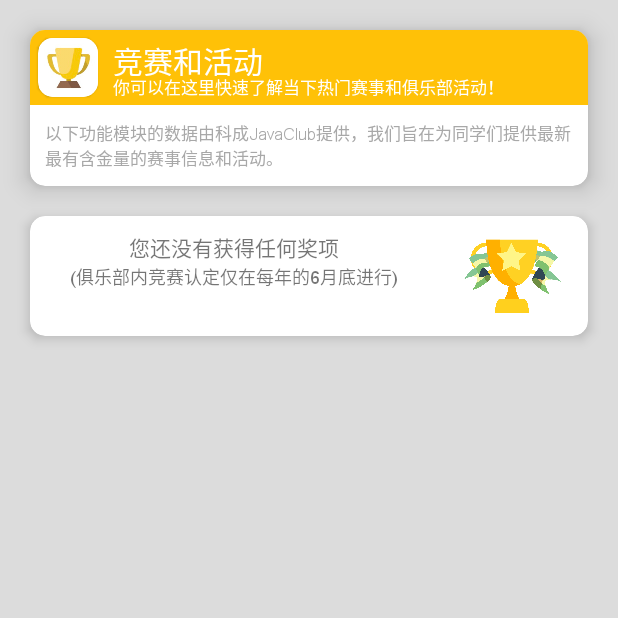
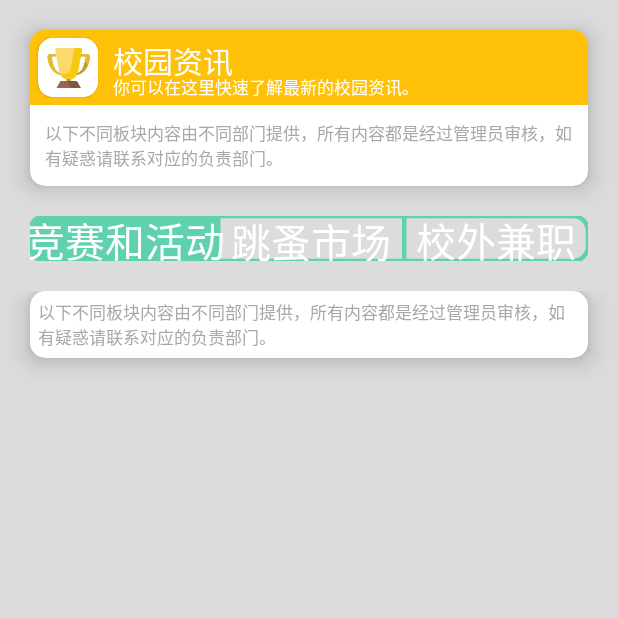
Before and after one commit to CDUESTC-JavaClub/JavaClub-Android, an Android app: the fragment ContestFragment shown on its own in the app's theme, on a phone screen of 412 x 824 dp, the top half of it. Run offline under Robolectric (Android 15) with nearby library versions, the phone set to English and light mode, and no system bars; libraries missing offline, so code that uses them is left out: com.alibaba.fastjson; 2 statements that could not run were skipped.

Commit message:
完成竞赛页面的调整，现在作为资讯模块，将容纳更多的内容

```diff
--- /dev/null
+++ b/app/src/main/java/club/cduestc/ui/SegmentedControl.kt
@@ -0,0 +1,85 @@
+package club.cduestc.ui
+
+import android.annotation.SuppressLint
+import android.content.Context
+import android.graphics.Canvas
+import android.graphics.Color
+import android.graphics.Paint
+import android.graphics.Rect
+import android.util.AttributeSet
+import android.view.MotionEvent
+import android.view.View
+import club.cduestc.R
+import club.cduestc.util.AnimUtil
+
+@SuppressLint("ClickableViewAccessibility")
+class SegmentedControl(context: Context, attrs: AttributeSet) : View(context, attrs) {
+
+    private var radius : Float
+    private var border : Float
+    private var fontSize : Float
+    private val paint = Paint()
+    private val tabList = LinkedHashMap<String, View>()
+    private var selectIndex = 0
+
+    init {
+        val typedArray = context.obtainStyledAttributes(attrs, R.styleable.SegmentedControl)
+        radius = typedArray.getDimension(R.styleable.SegmentedControl_radius, 0f)
+        border = typedArray.getDimension(R.styleable.SegmentedControl_border, 0f)
+        fontSize = typedArray.getDimension(R.styleable.SegmentedControl_textSize, 0f)
+        typedArray.recycle()
+
+        this.setOnTouchListener { _, event ->
+            if (event.actionMasked == MotionEvent.ACTION_DOWN) {
+                val tabWidth : Float = measuredWidth.toFloat() / tabList.size
+                val keys = tabList.keys.toTypedArray()
+                val index = (event.x / tabWidth).toInt()
+                AnimUtil.hide(tabList[keys[selectIndex]]!!, 150)
+                select(index)
+                AnimUtil.show(tabList[keys[index]]!!, 0f , 1f, 150)
+            }
+            return@setOnTouchListener false;
+        }
+    }
+
+    @SuppressLint("DrawAllocation")
+    override fun onDraw(canvas: Canvas) {
+        super.onDraw(canvas)
+        paint.color = Color.parseColor("#60D1AE")
+        paint.strokeWidth = border
+        paint.style = Paint.Style.STROKE
+        canvas.drawRoundRect(0f, 0f, measuredWidth.toFloat(), measuredHeight.toFloat(), radius, radius, paint)
+
+        val tabWidth : Float = measuredWidth.toFloat() / tabList.size
+        paint.style = Paint.Style.FILL
+        paint.strokeWidth = border / 4
+        for (i in 1 until tabList.size) {
+            canvas.drawRect(i * tabWidth, 0f, i * tabWidth + border, measuredHeight.toFloat(), paint)
+        }
+        canvas.drawRoundRect(selectIndex * tabWidth, 0f, (selectIndex + 1) * tabWidth, measuredHeight.toFloat(), radius, radius, paint)
+        if(selectIndex + 1 < tabList.size){
+            canvas.drawRect((selectIndex + 1) * tabWidth - radius, 0f, (selectIndex + 1) * tabWidth, measuredHeight.toFloat(), paint)
+        }
+        if(selectIndex + 1 <= tabList.size && selectIndex != 0){
+            canvas.drawRect(selectIndex* tabWidth, 0f, selectIndex * tabWidth + radius, measuredHeight.toFloat(), paint)
+        }
+
+        for (i in 0 until tabList.size){
+            paint.color = Color.parseColor("#FFFFFF")
+            paint.textSize = 40f
+            val name : String = tabList.keys.toTypedArray()[i]
+            val rect = Rect()
+            paint.getTextBounds(name, 0, name.length, rect)
+            canvas.drawText(name, i * tabWidth + tabWidth/2 - rect.width()/2, (measuredHeight/2 + rect.height()/2).toFloat(), paint)
+        }
+    }
+
+    fun addTab(name : String, view: View){
+        tabList[name] = view
+    }
+
+    private fun select(index : Int){
+        this.selectIndex = index
+        this.invalidate()
+    }
+}
--- a/app/src/main/java/club/cduestc/ui/contest/ContestFragment.kt
+++ b/app/src/main/java/club/cduestc/ui/contest/ContestFragment.kt
@@ -7,6 +7,7 @@ import android.view.View
 import android.view.ViewGroup
 import androidx.fragment.app.Fragment
 import androidx.lifecycle.ViewModelProvider
+import club.cduestc.R
 import club.cduestc.databinding.FragmentContestBinding
 import club.cduestc.ui.contest.item.ContestLine
 import club.cduestc.util.AnimUtil
@@ -23,6 +24,10 @@ class ContestFragment : Fragment() {
     override fun onCreateView(inflater: LayoutInflater, container: ViewGroup?, savedInstanceState: Bundle?): View {
         contestViewModel = ViewModelProvider(this).get(ContestViewModel::class.java)
         _binding = FragmentContestBinding.inflate(inflater, container, false)
+
+        binding.segmented.addTab("竞赛和活动", binding.panelContest)
+        binding.segmented.addTab("跳蚤市场", View(context))
+        binding.segmented.addTab("校外兼职", View(context))
 
         init()
 
@@ -42,7 +47,7 @@ class ContestFragment : Fragment() {
                 }
 
                 AnimUtil.hide(binding.contestLoad)
-                binding.contestMenu.visibility = View.VISIBLE
+                AnimUtil.show( binding.contestMenu, 0f, 1f, 150)
             }
         }
     }
--- a/app/src/main/java/club/cduestc/util/AnimUtil.kt
+++ b/app/src/main/java/club/cduestc/util/AnimUtil.kt
@@ -4,9 +4,15 @@ import android.view.View
 import android.view.animation.Animation
 import android.view.animation.LinearInterpolator
 import android.view.animation.Transformation
+import java.time.Duration
 
 object AnimUtil {
+
     fun hide(v : View){
+        hide(v, 300)
+    }
+
+    fun hide(v : View, duration: Long){
         val alphaOrg = v.alpha
         var anim = object : Animation(){
             override fun applyTransformation(interpolatedTime: Float, t: Transformation?) {
@@ -16,7 +22,7 @@ object AnimUtil {
                 }
             }
         }
-        anim.duration = 300
+        anim.duration = duration
         anim.interpolator = LinearInterpolator()
         v.startAnimation(anim)
     }
@@ -26,6 +32,10 @@ object AnimUtil {
     }
 
     fun show(v : View, start : Float, end : Float){
+        show(v, start, end, 300)
+    }
+
+    fun show(v : View, start : Float, end : Float, duration: Long){
         v.alpha = 0f
         v.visibility = View.VISIBLE
         var anim = object : Animation(){
@@ -33,7 +43,7 @@ object AnimUtil {
                 v.alpha = end * (start + interpolatedTime * (1 - start))
             }
         }
-        anim.duration = 300
+        anim.duration = duration
         anim.interpolator = LinearInterpolator()
         v.startAnimation(anim)
     }
--- a/app/src/main/res/layout/contest_line.xml
+++ b/app/src/main/res/layout/contest_line.xml
@@ -11,8 +11,8 @@
         android:layout_height="match_parent">
 
         <androidx.cardview.widget.CardView
-            android:layout_width="20dp"
-            android:layout_height="20dp"
+            android:layout_width="15dp"
+            android:layout_height="15dp"
             app:cardCornerRadius="10dp"
             app:cardElevation="5dp"
             android:layout_marginTop="30dp"
--- a/app/src/main/res/layout/fragment_bai.xml
+++ b/app/src/main/res/layout/fragment_bai.xml
@@ -124,7 +124,7 @@
                 <RelativeLayout
                     android:layout_width="match_parent"
                     android:layout_height="50dp"
-                    android:background="@color/blue">
+                    android:background="@color/green">
                     <com.google.android.material.card.MaterialCardView
                         android:layout_width="40dp"
                         android:layout_height="40dp"
--- a/app/src/main/res/layout/fragment_contest.xml
+++ b/app/src/main/res/layout/fragment_contest.xml
@@ -9,7 +9,7 @@
 
     <androidx.constraintlayout.widget.ConstraintLayout
         android:id="@+id/contest_menu"
-        android:visibility="gone"
+        android:visibility="visible"
         android:layout_width="match_parent"
         android:layout_height="match_parent">
         <androidx.cardview.widget.CardView
@@ -72,58 +72,47 @@
             </LinearLayout>
         </androidx.cardview.widget.CardView>
 
+        <club.cduestc.ui.SegmentedControl
+            android:id="@+id/segmented"
+            android:layout_width="match_parent"
+            android:layout_height="30dp"
+            android:layout_marginTop="20dp"
+            android:layout_marginHorizontal="20dp"
+            app:radius="10dp"
+            app:border="3dp"
+            app:textSize="20sp"
+            app:layout_constraintEnd_toEndOf="parent"
+            app:layout_constraintStart_toStartOf="parent"
+            app:layout_constraintTop_toBottomOf="@+id/title"/>
+
+        <androidx.constraintlayout.widget.ConstraintLayout
+            android:id="@+id/panel_contest"
+            android:visibility="visible"
+            android:layout_width="match_parent"
+            android:layout_height="0dp"
+            android:layout_marginTop="20dp"
+            app:layout_constraintBottom_toBottomOf="parent"
+            app:layout_constraintEnd_toEndOf="parent"
+            app:layout_constraintStart_toStartOf="parent"
+            app:layout_constraintTop_toBottomOf="@+id/segmented">
+
             <androidx.cardview.widget.CardView
                 android:id="@+id/cardView8"
                 android:layout_width="match_parent"
-            android:layout_height="80dp"
+                android:layout_height="wrap_content"
+                app:cardCornerRadius="10dp"
+                app:cardElevation="10dp"
                 android:layout_marginHorizontal="20dp"
-            android:layout_marginTop="20dp"
-            app:cardCornerRadius="10dp"
-            app:cardElevation="5dp"
                 app:layout_constraintEnd_toEndOf="parent"
                 app:layout_constraintStart_toStartOf="parent"
-            app:layout_constraintTop_toBottomOf="@+id/title">
-
-            <androidx.constraintlayout.widget.ConstraintLayout
-                android:layout_width="match_parent"
-                android:layout_height="match_parent">
-
-                <LinearLayout
-                    android:id="@+id/linearLayout9"
-                    android:layout_width="0dp"
-                    android:layout_height="match_parent"
-                    android:layout_marginVertical="10dp"
-                    android:orientation="vertical"
-                    app:layout_constraintBottom_toBottomOf="parent"
-                    app:layout_constraintEnd_toStartOf="@+id/imageView3"
-                    app:layout_constraintStart_toStartOf="parent"
                 app:layout_constraintTop_toTopOf="parent">
-
                 <TextView
                     android:layout_width="wrap_content"
                     android:layout_height="wrap_content"
-                        android:layout_gravity="center"
-                        android:text="@string/contest_no_prize" />
-
-                    <TextView
-                        android:layout_gravity="center"
-                        android:gravity="center"
-                        android:layout_width="wrap_content"
-                        android:layout_height="wrap_content"
-                        android:text="@string/contest_no_prize_desc"
-                        android:textSize="12sp" />
-                </LinearLayout>
-
-
-                <ImageView
-                    android:id="@+id/imageView3"
-                    android:layout_width="100dp"
-                    android:layout_height="100dp"
-                    android:src="@drawable/contest_all"
-                    app:layout_constraintBottom_toBottomOf="parent"
-                    app:layout_constraintEnd_toEndOf="parent"
-                    app:layout_constraintTop_toTopOf="parent" />
-            </androidx.constraintlayout.widget.ConstraintLayout>
+                    android:layout_margin="5dp"
+                    android:textSize="11sp"
+                    android:text="@string/model_contest_note"
+                    android:textColor="@color/dark_gray"/>
             </androidx.cardview.widget.CardView>
 
             <ScrollView
@@ -143,6 +132,7 @@
 
                 </LinearLayout>
             </ScrollView>
+        </androidx.constraintlayout.widget.ConstraintLayout>
     </androidx.constraintlayout.widget.ConstraintLayout>
 
     <LinearLayout
--- a/app/src/main/res/layout/fragment_kc.xml
+++ b/app/src/main/res/layout/fragment_kc.xml
@@ -163,7 +163,7 @@
                 android:layout_width="match_parent"
                 android:layout_height="match_parent">
                 <RelativeLayout
-                    android:background="@color/green"
+                    android:background="@color/blue"
                     android:layout_width="match_parent"
                     android:layout_height="50dp">
                     <com.google.android.material.card.MaterialCardView
--- a/app/src/main/res/values/attrs.xml
+++ b/app/src/main/res/values/attrs.xml
@@ -19,4 +19,9 @@
         <attr name="collapseHeight" format="dimension" />
         <attr name="expandHeight" format="dimension" />
     </declare-styleable>
+    <declare-styleable name="SegmentedControl">
+        <attr name="radius" format="dimension" />
+        <attr name="border" format="dimension"/>
+        <attr name="textSize" format="dimension"/>
+    </declare-styleable>
 </resources>
--- a/app/src/main/res/values/strings.xml
+++ b/app/src/main/res/values/strings.xml
@@ -2,17 +2,18 @@
     <string name="app_name">科成JavaClub</string>
     <string name="title_home">俱乐部</string>
     <string name="title_kc">教务系统</string>
-    <string name="title_contest">竞赛和活动</string>
+    <string name="title_contest">校园资讯</string>
     <string name="title_bai">百叶计划</string>
     <string name="title_settings">个人设置</string>
 
     <string name="home_loading">正在进入俱乐部…</string>
 
-    <string name="model_contest">竞赛和活动</string>
-    <string name="model_contest_desc">你可以在这里快速了解当下热门赛事和俱乐部活动！</string>
-    <string name="model_contest_note">以下功能模块的数据由科成JavaClub提供，我们旨在为同学们提供最新最有含金量的赛事信息和活动。</string>
+    <string name="model_contest">校园资讯</string>
+    <string name="model_contest_desc">你可以在这里快速了解最新的校园资讯。</string>
+    <string name="model_contest_note">以下不同板块内容由不同部门提供，所有内容都是经过管理员审核，如有疑惑请联系对应的负责部门。</string>
+    <string name="model_contest_contest">以下功能模块的数据由科成JavaClub提供，我们旨在为同学们提供最新最有含金量的赛事信息和活动。</string>
     <string name="contest_unknown">暂无最新竞赛消息，敬请期待！</string>
-    <string name="contest_loading">正在获取最新赛事…</string>
+    <string name="contest_loading">正在获取相关数据…</string>
     <string name="contest_more">了解更多详情</string>
     <string name="contest_no_prize">您还没有获得任何奖项</string>
     <string name="contest_no_prize_desc">(俱乐部内竞赛认定仅在每年的6月底进行)</string>
```
Also changed, not shown: app/src/main/res/drawable/nav_contest.png, 2 other files. Lines whose indentation alone changed are shown as unchanged.
